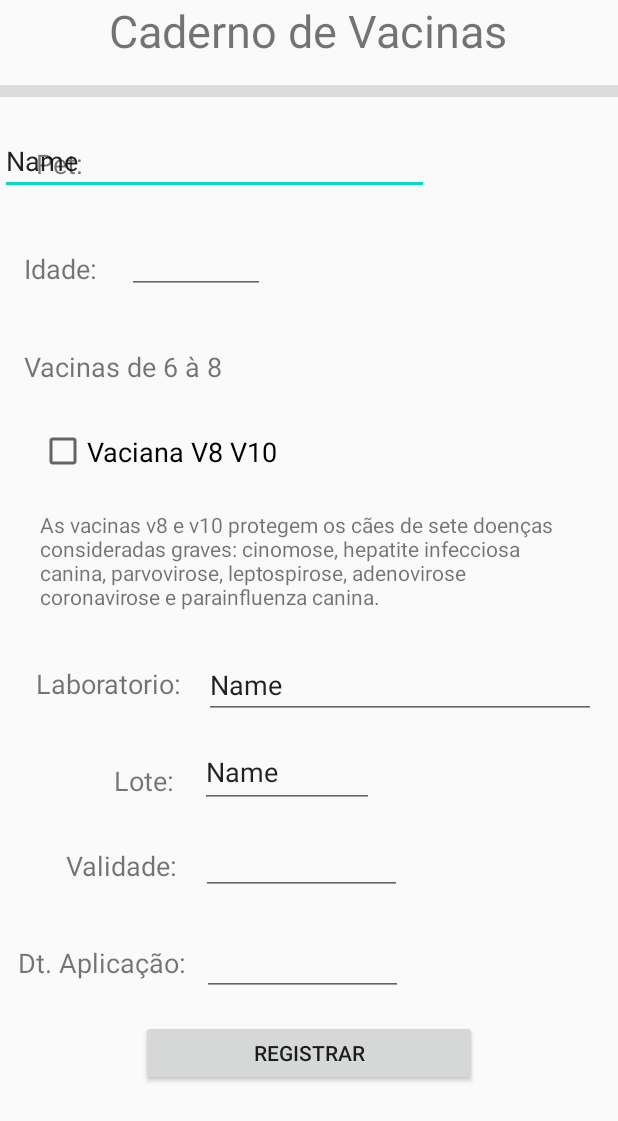
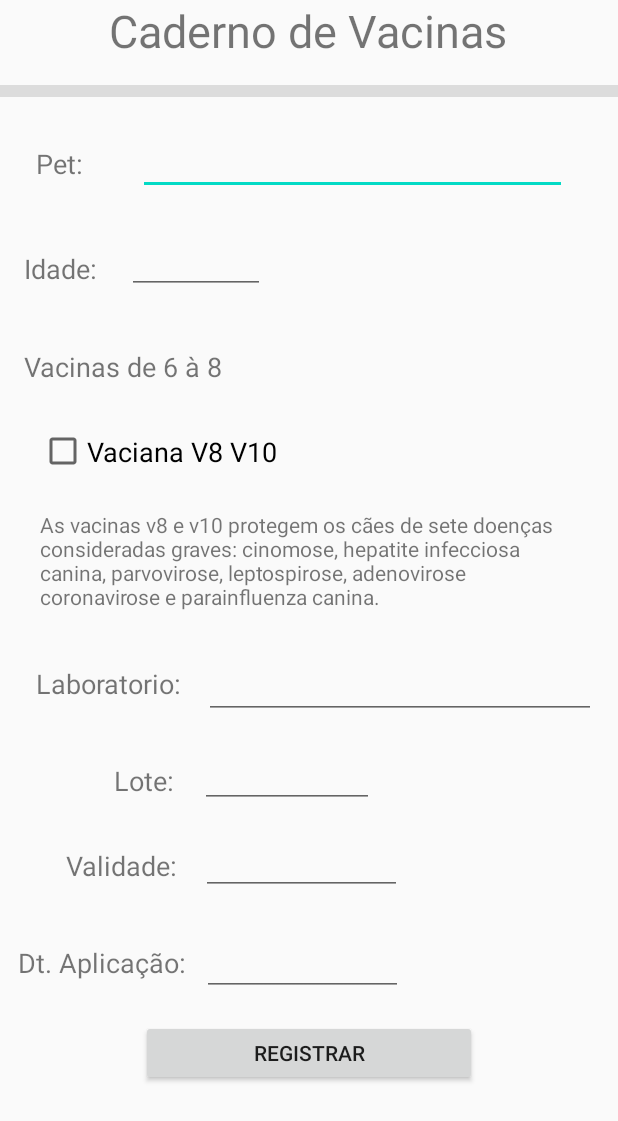
Before and after one commit to Cippher/VacinaCao, an Android app: the layout activity_registro_vacina.xml on its own in the app's theme, with its tools: preview values and no code run, on a phone screen of 412 x 824 dp. Shown: the top 1121 px of the screen. Run offline under Robolectric (Android 15) with nearby library versions, the phone set to English and light mode, and no system bars.

Commit message:
Banco de dados da vacina

```diff
--- a/app/src/main/AndroidManifest.xml
+++ b/app/src/main/AndroidManifest.xml
@@ -21,6 +21,7 @@
         <activity android:name=".MenuUsuarioPetActivity" />
         <activity android:name=".PerfilUsuarioActivity" />
         <activity android:name=".PerfilPetActivity" />
+        <activity android:name=".RegistroVacinaActivity" />
     </application>
 
 </manifest>
--- a/app/src/main/java/com/example/vacinacao/CadastroCaoDB.java
+++ b/app/src/main/java/com/example/vacinacao/CadastroCaoDB.java
@@ -87,11 +87,7 @@ public class CadastroCaoDB {
             fechar();
         }
         /*
-<<<<<<< HEAD
          * Carrega cão cadastrado no banco de dados
-=======
-         * Carrega cadastro cao
->>>>>>> 442ef6f63fe0d72c868540f56740ec39e9fe6821
          */
         public CadastroCao carregaCadastroCao(){
             CadastroCao cao = new CadastroCao();
--- a/app/src/main/res/layout/activity_registro_vacina.xml
+++ b/app/src/main/res/layout/activity_registro_vacina.xml
@@ -17,7 +17,7 @@
             android:layout_height="wrap_content">
 
             <EditText
-                android:id="@+id/editText7"
+                android:id="@+id/txtValidade"
                 android:layout_width="134dp"
                 android:layout_height="42dp"
                 android:layout_marginTop="16dp"
@@ -26,7 +26,7 @@
                 app:layout_constraintEnd_toEndOf="parent"
                 app:layout_constraintHorizontal_bias="0.095"
                 app:layout_constraintStart_toEndOf="@+id/textView28"
-                app:layout_constraintTop_toBottomOf="@+id/editText5" />
+                app:layout_constraintTop_toBottomOf="@+id/txtLote" />
 
             <TextView
                 android:id="@+id/textView25"
@@ -40,13 +40,12 @@
                 app:layout_constraintTop_toBottomOf="@+id/textView20" />
 
             <EditText
-                android:id="@+id/editText4"
+                android:id="@+id/txtLaboratorio"
                 android:layout_width="261dp"
                 android:layout_height="44dp"
                 android:layout_marginTop="24dp"
                 android:ems="10"
                 android:inputType="textPersonName"
-                android:text="Name"
                 app:layout_constraintEnd_toEndOf="parent"
                 app:layout_constraintStart_toEndOf="@+id/textView20"
                 app:layout_constraintTop_toBottomOf="@+id/textView19" />
@@ -96,18 +95,18 @@
                 app:layout_constraintEnd_toEndOf="parent"
                 app:layout_constraintHorizontal_bias="0.06"
                 app:layout_constraintStart_toEndOf="@+id/textView27"
-                app:layout_constraintTop_toBottomOf="@+id/editText" />
+                app:layout_constraintTop_toBottomOf="@+id/txtNome" />
 
             <EditText
-                android:id="@+id/editText"
+                android:id="@+id/txtNome"
                 android:layout_width="286dp"
                 android:layout_height="45dp"
                 android:layout_marginTop="20dp"
                 android:ems="10"
                 android:inputType="textPersonName"
-                android:text="Name"
-                app:layout_constraintTop_toBottomOf="@+id/divider4"
-                tools:layout_editor_absoluteX="84dp" />
+                app:layout_constraintEnd_toEndOf="parent"
+                app:layout_constraintStart_toEndOf="@+id/textView12"
+                app:layout_constraintTop_toBottomOf="@+id/divider4" />
 
             <View
                 android:id="@+id/divider4"
@@ -162,17 +161,16 @@
                 app:layout_constraintTop_toBottomOf="@+id/checkBox" />
 
             <EditText
-                android:id="@+id/editText5"
+                android:id="@+id/txtLote"
                 android:layout_width="116dp"
                 android:layout_height="47dp"
                 android:layout_marginTop="12dp"
                 android:ems="10"
                 android:inputType="textPersonName"
-                android:text="Name"
                 app:layout_constraintEnd_toEndOf="parent"
                 app:layout_constraintHorizontal_bias="0.098"
                 app:layout_constraintStart_toEndOf="@+id/textView25"
-                app:layout_constraintTop_toBottomOf="@+id/editText4" />
+                app:layout_constraintTop_toBottomOf="@+id/txtLaboratorio" />
 
             <TextView
                 android:id="@+id/textView28"
@@ -199,7 +197,7 @@
                 app:layout_constraintVertical_bias="0.0" />
 
             <EditText
-                android:id="@+id/editText10"
+                android:id="@+id/dtDataAplicacao"
                 android:layout_width="134dp"
                 android:layout_height="47dp"
                 android:layout_marginTop="20dp"
@@ -208,18 +206,19 @@
                 app:layout_constraintEnd_toEndOf="parent"
                 app:layout_constraintHorizontal_bias="0.07"
                 app:layout_constraintStart_toEndOf="@+id/textView29"
-                app:layout_constraintTop_toBottomOf="@+id/editText7" />
+                app:layout_constraintTop_toBottomOf="@+id/txtValidade" />
 
             <Button
                 android:id="@+id/button12"
                 android:layout_width="224dp"
                 android:layout_height="44dp"
                 android:layout_marginTop="16dp"
+                android:onClick="registrar"
                 android:text="Registrar"
                 app:layout_constraintBottom_toBottomOf="parent"
                 app:layout_constraintEnd_toEndOf="parent"
                 app:layout_constraintStart_toStartOf="parent"
-                app:layout_constraintTop_toBottomOf="@+id/editText10" />
+                app:layout_constraintTop_toBottomOf="@+id/dtDataAplicacao" />
 
         </androidx.constraintlayout.widget.ConstraintLayout>
     </ScrollView>
```
Also changed, not shown: app/src/main/java/com/example/vacinacao/MenuUsuarioPetActivity.java (+7 -0 lines), app/src/main/java/com/example/vacinacao/RegistroVacinaActivity.java (added, +100 -0 lines), app/src/main/java/com/example/vacinacao/Vacina.java (added, +46 -0 lines), app/src/main/java/com/example/vacinacao/VacinaDB.java (added, +158 -0 lines), app/src/main/res/layout/activity_menu_usuario_pet.xml (+2 -13 lines).
